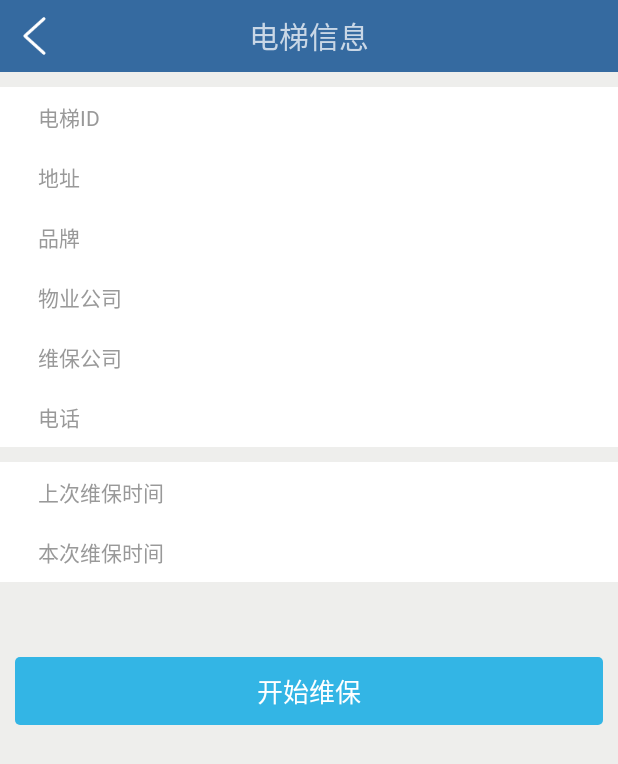
After one commit to yyufoyy02/demo, an Android app: the DetailActivity screen opened directly, with no data from a screen before it, on a phone screen of 412 x 824 dp. The commit adds this screen. Shown: the top 764 px of the screen. Run offline under Robolectric (Android 15) with nearby library versions, the phone set to English and light mode, and no system bars; our stand-ins replace ButterKnife, CircleImageView.

Commit message:
update 细节

```diff
--- a/settings.gradle
+++ b/settings.gradle
@@ -1,3 +1,3 @@
-include ':电梯物业'
+include ':电梯物业', ':lib'
 include ':pullToRefreshLibrary'
 include ':xSimpleUtil'
--- a/电梯物业/src/main/AndroidManifest.xml
+++ b/电梯物业/src/main/AndroidManifest.xml
@@ -88,5 +88,11 @@
         <activity
             android:name=".MessageActivity"
             android:screenOrientation="portrait" />
+        <activity
+            android:name=".DetailActivity"
+            android:screenOrientation="portrait" />
+        <activity
+            android:name=".DetailEditActivity"
+            android:screenOrientation="portrait" />
     </application>
 </manifest>
--- /dev/null
+++ b/电梯物业/src/main/java/com/property/activity/DetailActivity.java
@@ -0,0 +1,33 @@
+package com.property.activity;
+
+
+import android.content.Intent;
+import android.view.View;
+
+import com.property.base.BaseActivity;
+
+import butterknife.annotation.event.OnClick;
+
+public class DetailActivity extends BaseActivity {
+    @Override
+    public int onCreateViewLayouId() {
+        return R.layout.detail_activity;
+    }
+
+    @Override
+    public void initAllData() {
+        setTitle("电梯信息");
+    }
+
+    @Override
+    public void initListener() {
+
+    }
+
+
+
+    @OnClick(R.id.tv_detail_submit)
+    void submit(View view) {
+        startActivity(new Intent(mContext, DetailEditActivity.class));
+    }
+}
--- /dev/null
+++ b/电梯物业/src/main/res/drawable/corners_blue_radius6.xml
@@ -0,0 +1,6 @@
+<?xml version="1.0" encoding="utf-8"?>
+<shape xmlns:android="http://schemas.android.com/apk/res/android">
+
+    <solid android:color="@android:color/holo_blue_light" />
+    <corners android:radius="@dimen/dp3" />
+</shape>
--- /dev/null
+++ b/电梯物业/src/main/res/drawable/divider_h_padding15.xml
@@ -0,0 +1,5 @@
+<?xml version="1.0" encoding="utf-8"?>
+<shape xmlns:android="http://schemas.android.com/apk/res/android"
+    android:shape="rectangle">
+    <size android:width="@dimen/dp15" />
+</shape>
--- /dev/null
+++ b/电梯物业/src/main/res/layout/detail_activity.xml
@@ -0,0 +1,181 @@
+<?xml version="1.0" encoding="utf-8"?>
+<LinearLayout xmlns:android="http://schemas.android.com/apk/res/android"
+    xmlns:tools="http://schemas.android.com/tools"
+    android:layout_width="match_parent"
+    android:layout_height="match_parent"
+    android:orientation="vertical">
+
+    <include
+        android:id="@id/toolbar"
+        layout="@layout/normal_title_layout" />
+
+    <LinearLayout
+        android:layout_width="match_parent"
+        android:layout_height="match_parent"
+        android:layout_gravity="center_horizontal"
+        android:background="@color/bg_color"
+        android:orientation="vertical">
+
+
+        <RelativeLayout style="@style/SettingRelativeLayoutStyle.MarginTop10">
+
+            <TextView
+                android:id="@+id/tv_detail_id"
+                style="@style/SettingEditStyle"
+                android:layout_width="wrap_content"
+                android:text="电梯ID"
+                android:textColor="@color/text_color_999" />
+
+            <TextView
+                android:id="@+id/edt_detail_id"
+                style="@style/SettingEditStyle"
+                android:layout_alignParentEnd="true"
+                android:layout_alignParentRight="true"
+                android:layout_toRightOf="@+id/tv_detail_id"
+                android:gravity="right|center_vertical"
+                tools:text="张三" />
+        </RelativeLayout>
+
+
+        <RelativeLayout style="@style/SettingRelativeLayoutStyle">
+
+            <TextView
+                android:id="@+id/tv_detail_address"
+                style="@style/SettingEditStyle"
+                android:layout_width="wrap_content"
+                android:text="地址"
+                android:textColor="@color/text_color_999" />
+
+            <TextView
+                android:id="@+id/edt_detail_address"
+                style="@style/SettingEditStyle"
+                android:layout_alignParentEnd="true"
+                android:layout_alignParentRight="true"
+                android:layout_toRightOf="@+id/tv_detail_address"
+                android:gravity="right|center_vertical"
+                tools:text="张三" />
+        </RelativeLayout>
+
+        <RelativeLayout style="@style/SettingRelativeLayoutStyle">
+
+            <TextView
+                android:id="@+id/tv_detail_brand"
+                style="@style/SettingEditStyle"
+                android:layout_width="wrap_content"
+                android:text="品牌"
+                android:textColor="@color/text_color_999" />
+
+            <TextView
+                android:id="@+id/edt_detail_brand"
+                style="@style/SettingEditStyle"
+                android:layout_alignParentEnd="true"
+                android:layout_alignParentRight="true"
+                android:layout_toRightOf="@+id/tv_detail_brand"
+                android:gravity="right|center_vertical"
+                tools:text="张三" />
+        </RelativeLayout>
+
+        <RelativeLayout style="@style/SettingRelativeLayoutStyle">
+
+            <TextView
+                android:id="@+id/tv_detail_property_company"
+                style="@style/SettingEditStyle"
+                android:layout_width="wrap_content"
+                android:text="物业公司"
+                android:textColor="@color/text_color_999" />
+
+            <TextView
+                android:id="@+id/edt_detail_property_company"
+                style="@style/SettingEditStyle"
+                android:layout_alignParentEnd="true"
+                android:layout_alignParentRight="true"
+                android:layout_toRightOf="@+id/tv_detail_property_company"
+                android:gravity="right|center_vertical"
+                tools:text="张三" />
+        </RelativeLayout>
+
+        <RelativeLayout style="@style/SettingRelativeLayoutStyle">
+
+            <TextView
+                android:id="@+id/tv_detail_maintenance_company"
+                style="@style/SettingEditStyle"
+                android:layout_width="wrap_content"
+                android:text="维保公司"
+                android:textColor="@color/text_color_999" />
+
+            <TextView
+                android:id="@+id/edt_detail_maintenance_company"
+                style="@style/SettingEditStyle"
+                android:layout_alignParentEnd="true"
+                android:layout_alignParentRight="true"
+                android:layout_toRightOf="@+id/tv_detail_maintenance_company"
+                android:gravity="right|center_vertical"
+                tools:text="张三" />
+        </RelativeLayout>
+
+        <RelativeLayout style="@style/SettingRelativeLayoutStyle">
+
+            <TextView
+                android:id="@+id/tv_detail_phone"
+                style="@style/SettingEditStyle"
+                android:layout_width="wrap_content"
+                android:text="电话"
+                android:textColor="@color/text_color_999" />
+
+            <TextView
+                android:id="@+id/edt_detail_phone"
+                style="@style/SettingEditStyle"
+                android:layout_alignParentEnd="true"
+                android:layout_alignParentRight="true"
+                android:layout_toRightOf="@+id/tv_detail_phone"
+                android:gravity="right|center_vertical"
+                tools:text="张三" />
+        </RelativeLayout>
+
+
+        <RelativeLayout style="@style/SettingRelativeLayoutStyle.MarginTop10">
+
+            <TextView
+                android:id="@+id/tv_detail_lasttime"
+                style="@style/SettingEditStyle"
+                android:layout_width="wrap_content"
+                android:text="上次维保时间"
+                android:textColor="@color/text_color_999" />
+
+            <TextView
+                android:id="@+id/edt_detail_lasttime"
+                style="@style/SettingEditStyle"
+                android:layout_alignParentEnd="true"
+                android:layout_alignParentRight="true"
+                android:layout_toRightOf="@+id/tv_detail_lasttime"
+                android:gravity="right|center_vertical"
+                tools:text="张三" />
+        </RelativeLayout>
+
+        <RelativeLayout style="@style/SettingRelativeLayoutStyle">
+
+            <TextView
+                android:id="@+id/tv_detail_company"
+                style="@style/SettingEditStyle"
+                android:layout_width="wrap_content"
+                android:text="本次维保时间"
+                android:textColor="@color/text_color_999" />
+
+            <TextView
+                android:id="@+id/edt_detail_company"
+                style="@style/SettingEditStyle"
+                android:layout_alignParentEnd="true"
+                android:layout_alignParentRight="true"
+                android:layout_toRightOf="@+id/tv_detail_company"
+                android:gravity="right|center_vertical"
+                tools:text="张三" />
+        </RelativeLayout>
+
+        <TextView
+            android:id="@+id/tv_detail_submit"
+            style="@style/SubmitStyle"
+            android:text="开始维保"
+            android:layout_marginTop="@dimen/dp50"
+            android:background="@drawable/corners_blue_radius6" />
+    </LinearLayout>
+</LinearLayout>
--- a/电梯物业/src/main/res/layout/message_activity.xml
+++ b/电梯物业/src/main/res/layout/message_activity.xml
@@ -7,7 +7,7 @@
 
     <include
         android:id="@id/toolbar"
-        layout="@layout/normal_title_layout" />
+        layout="@layout/search_title_layout" />
 
     <com.vk.simpleutil.view.PullToRefreshRecyclerView
         android:layout_width="match_parent"
--- a/电梯物业/src/main/res/values/ids.xml
+++ b/电梯物业/src/main/res/values/ids.xml
@@ -3,4 +3,5 @@
     <item name="toolbar" type="id" />
     <item name="back" type="id" />
     <item name="title" type="id" />
+    <item name="search" type="id" />
 </resources>
```
Also changed, not shown: 电梯物业/src/main/java/com/property/activity/DetailEditActivity.java (added, +81 -0 lines), 电梯物业/src/main/java/com/property/activity/MessageActivity.java (+9 -1 lines), 电梯物业/src/main/res/layout/detailedit_activity.xml (added, +86 -0 lines), 电梯物业/src/main/res/layout/search_title_layout.xml (added, +39 -0 lines), 电梯物业/src/main/res/layout/user_activity.xml (+10 -5 lines), 电梯物业/src/main/res/drawable-xhdpi/btn_search.png (added), 电梯物业/src/main/res/drawable-xhdpi/icon_photo.png (added).
